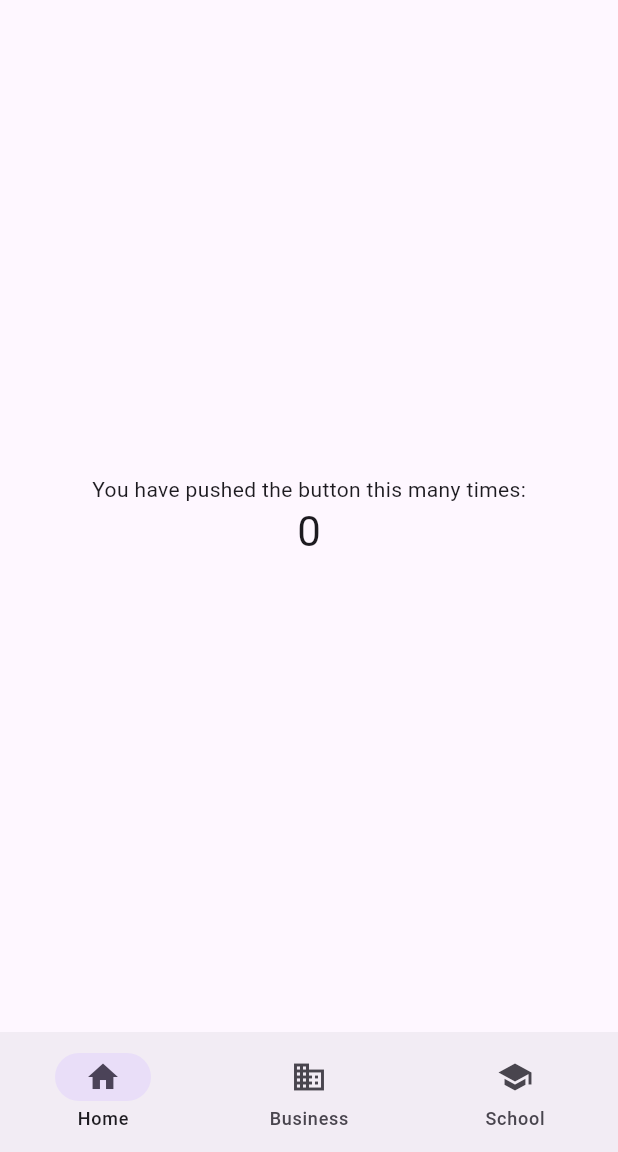
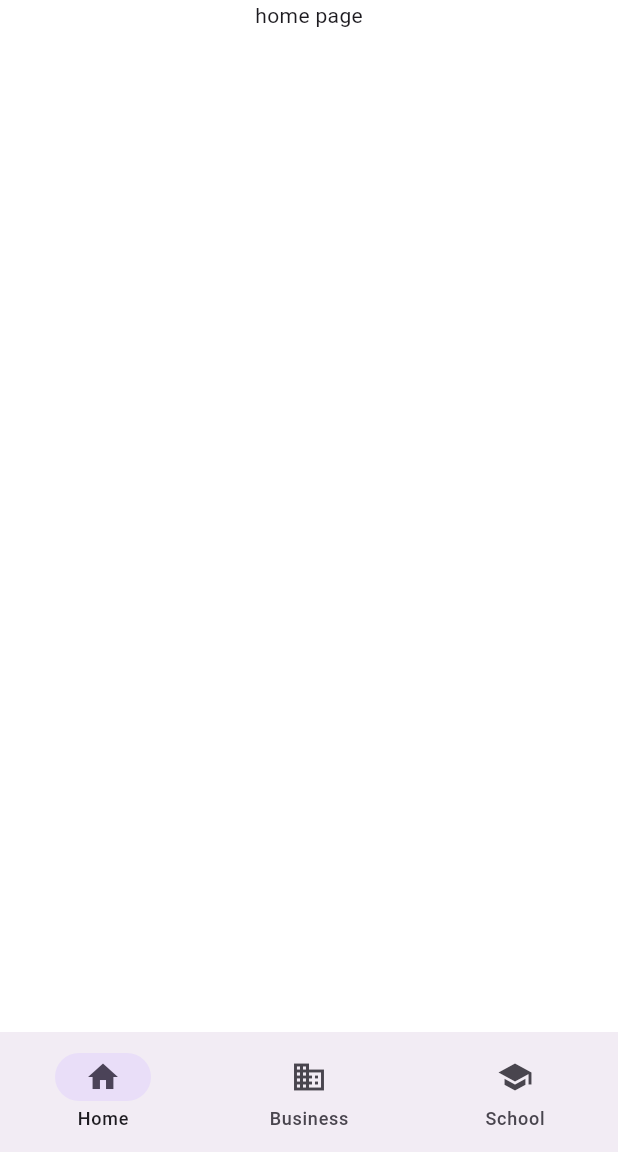
Before and after one commit to Greaki/begin_flutter, a Flutter app: the screen it shows after launch, on a phone screen of 412 x 824 dp, the part 84-1236 px from its top. Run offline on Flutter 3.47's test engine with Material 3 defaults, Android fonts, the phone set to English and light mode, and no system bars.

Commit message:
feat: 增加导航

```diff
--- a/lib/main.dart
+++ b/lib/main.dart
@@ -1,4 +1,5 @@
 import 'package:flutter/material.dart';
+import './pages/home/index.dart';
 
 void main() {
   runApp(const MyApp());
@@ -30,11 +31,11 @@ class MyHomePage extends StatefulWidget {
 }
 
 class _MyHomePageState extends State<MyHomePage> {
-  int _counter = 0;
+  int _currentIndex = 0;
 
-  void _incrementCounter() {
+  void _changeIndex(int index) {
     setState(() {
-      _counter++;
+      _currentIndex = index;
     });
   }
 
@@ -46,20 +47,27 @@ class _MyHomePageState extends State<MyHomePage> {
         backgroundColor: Theme.of(context).colorScheme.inversePrimary,
         title: Text('demo'),
       ),
-      body: Center(
-        child: Column(
-          mainAxisAlignment: MainAxisAlignment.center,
-          children: <Widget>[
-            const Text(
-              'You have pushed the button this many times:',
-            ),
-            Text(
-              '$_counter',
-              style: Theme.of(context).textTheme.headlineMedium,
-            ),
-          ],
+      body: <Widget>[
+        HomePage(), // 对应底部导航栏主界面选项卡
+        Container( // 对应底部导航栏主界面选项卡
+          decoration: BoxDecoration(color: Colors.white),
+          alignment: Alignment.center,
+          child: Column(
+            children: <Widget>[
+              Text("主页面选项卡2")
+            ],
+          ),
         ),
-      ),
+        Container( // 对应底部导航栏主界面选项卡
+          decoration: BoxDecoration(color: Colors.white),
+          alignment: Alignment.center,
+          child: Column(
+            children: <Widget>[
+              Text("主页面选项卡3")
+            ],
+          ),
+        ),
+      ][_currentIndex],
       bottomNavigationBar: NavigationBar(
         destinations: const [
           NavigationDestination(
@@ -75,9 +83,10 @@ class _MyHomePageState extends State<MyHomePage> {
             label: 'School',
           ),
         ],
-        selectedIndex: 0,
+        selectedIndex: _currentIndex,
         onDestinationSelected: (int index) {
           print("点击了第$index个");
+          _changeIndex(index);
         },
       )
     );
--- /dev/null
+++ b/lib/pages/home/index.dart
@@ -0,0 +1,18 @@
+import 'package:flutter/material.dart';
+
+class HomePage extends StatelessWidget {
+  const HomePage({super.key});
+
+  @override
+  Widget build(BuildContext context) {
+    return Container( // 对应底部导航栏主界面选项卡
+      decoration: BoxDecoration(color: Colors.white),
+      alignment: Alignment.center,
+      child: Column(
+        children: <Widget>[
+          Text("home page")
+        ],
+      ),
+    );
+  }
+}
```
